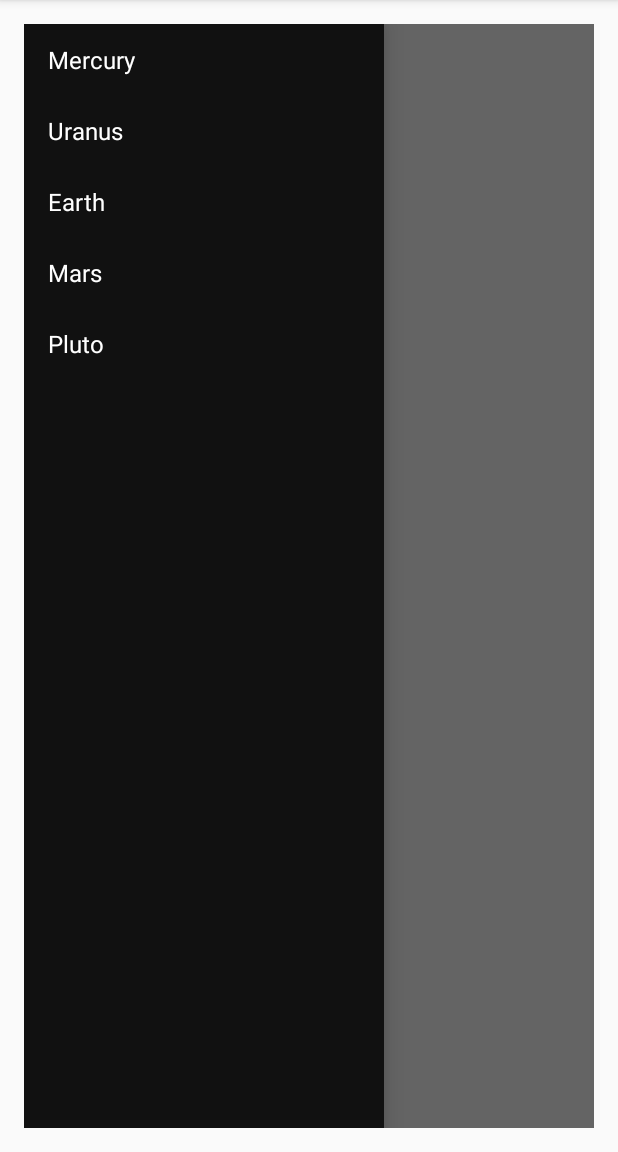
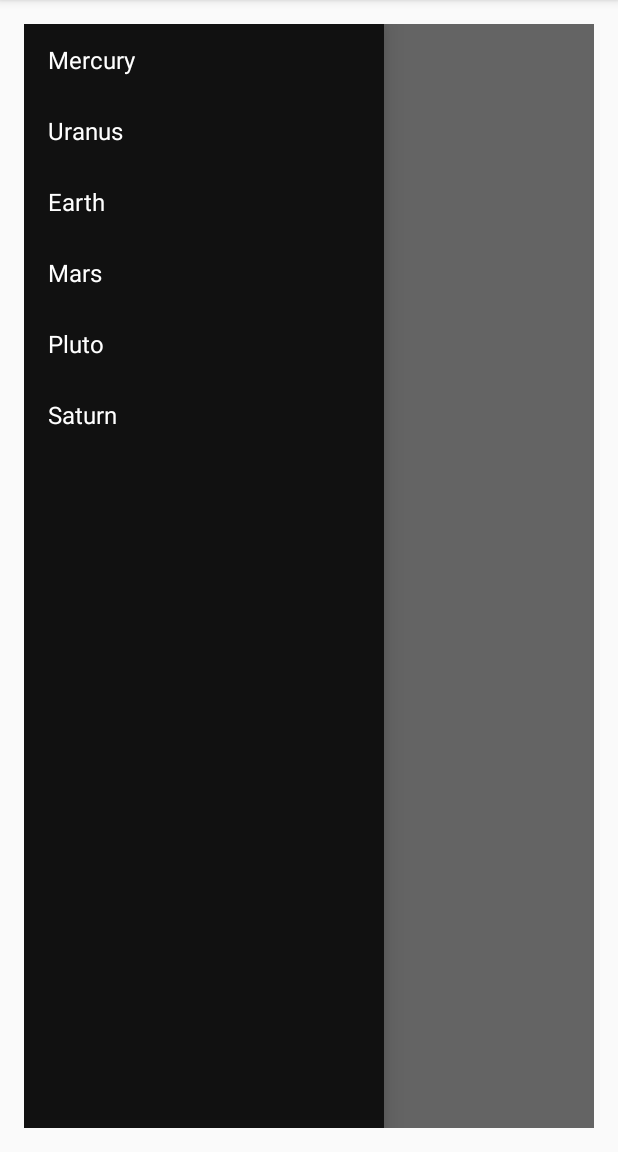
Before and after one commit to pjanos18/Bored-in-Charlotte, an Android app: the screen it shows after launch (MainActivity), with the side drawer open, on a phone screen of 412 x 824 dp, the part 84-1236 px from its top. Run offline under Robolectric (Android 15) with nearby library versions, the phone set to English and light mode, and no system bars.

Commit message:
Added Saturn

```diff
--- a/app/src/main/java/com/example/paul/boredincharlotte/MainActivity.java
+++ b/app/src/main/java/com/example/paul/boredincharlotte/MainActivity.java
@@ -12,7 +12,8 @@ public class MainActivity extends AppCompatActivity {
             "Uranus",
             "Earth",
             "Mars",
-            "Pluto"
+            "Pluto",
+            "Saturn"
     };
     private DrawerLayout mDrawerLayout;
     private ListView mDrawerList;
```
